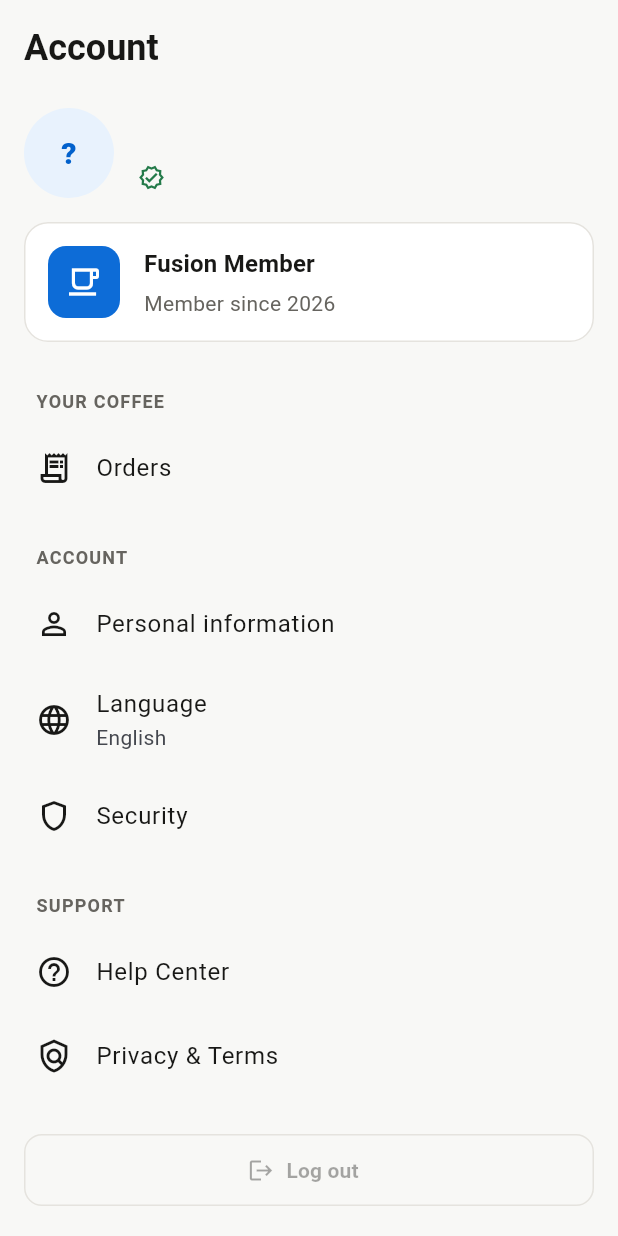
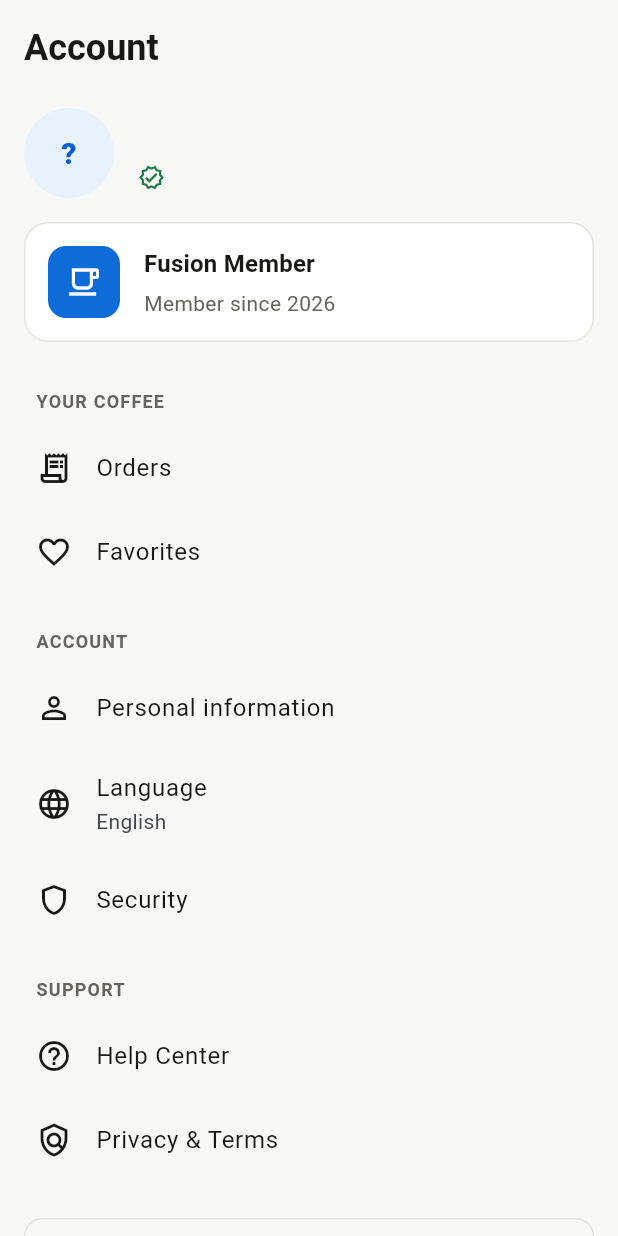
Before and after one commit to FUSIONIFY-ID/Fusionify_Coffee, a Flutter app: the AccountHubView widget shown alone on an empty page, opened directly with empty values, on a phone screen of 412 x 824 dp. Run offline on Flutter 3.47's test engine with Material 3 defaults, Android fonts, the phone set to English and light mode, and no system bars; our stand-ins replace dio, flutter_riverpod, flutter_secure_storage, go_router, qr_flutter; accounts and stored records are empty; network calls fail.

Commit message:
feat: expose favorites from account hub

```diff
--- a/apps/customer/lib/features/account/presentation/account_screen.dart
+++ b/apps/customer/lib/features/account/presentation/account_screen.dart
@@ -30,6 +30,7 @@ class AccountScreen extends ConsumerWidget {
             membership: rewards.value?.membership,
             onRewards: () => context.go('/rewards'),
             onOrders: () => context.go('/orders'),
+            onFavorites: () => context.push('/favorites'),
             onPersonalInfo: () => context.push('/account/personal'),
             onLanguage: () => context.push('/account/language'),
             onSecurity: () => context.push('/account/security'),
@@ -52,6 +53,7 @@ class AccountHubView extends StatelessWidget {
     this.membership,
     this.onRewards,
     this.onOrders,
+    this.onFavorites,
     this.onPersonalInfo,
     this.onLanguage,
     this.onSecurity,
@@ -62,6 +64,7 @@ class AccountHubView extends StatelessWidget {
   final MembershipSummary? membership;
   final VoidCallback? onRewards;
   final VoidCallback? onOrders;
+  final VoidCallback? onFavorites;
   final VoidCallback? onPersonalInfo;
   final VoidCallback? onLanguage;
   final VoidCallback? onSecurity;
@@ -90,6 +93,11 @@ class AccountHubView extends StatelessWidget {
           icon: Icons.receipt_long_outlined,
           title: strings.orders,
           onTap: onOrders,
+        ),
+        _AccountTile(
+          icon: Icons.favorite_border,
+          title: strings.favorites,
+          onTap: onFavorites,
         ),
         const SizedBox(height: CoffeeSpacing.lg),
         _SectionTitle(strings.account),
```
